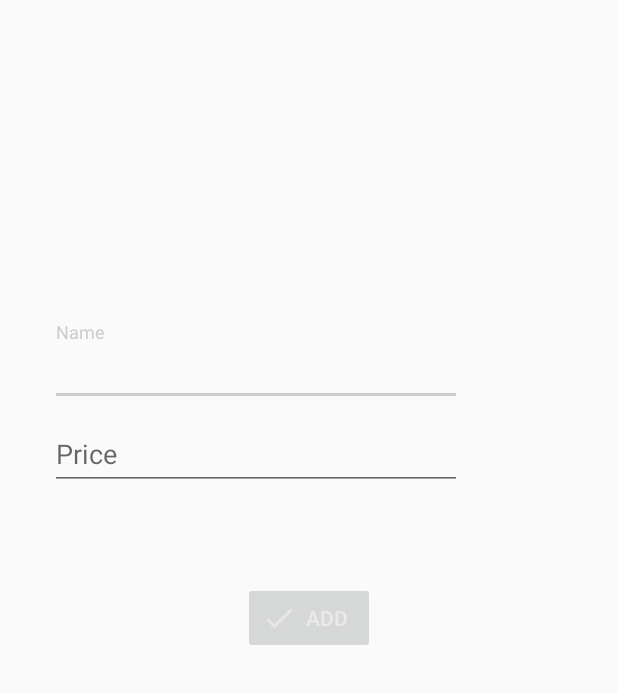
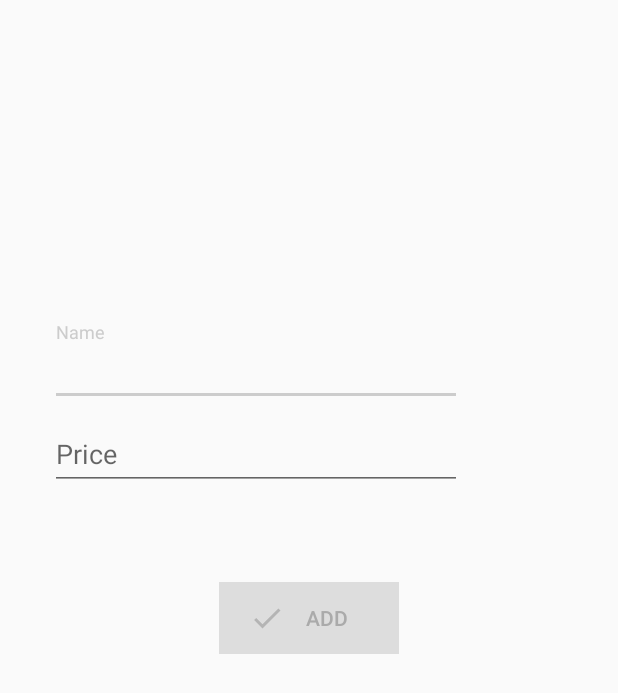
Before and after one commit to druespin/LoftMoney, an Android app: the AddItemActivity screen opened directly, with no data from a screen before it, on a phone screen of 412 x 824 dp. Shown: the top 693 px of the screen. Run offline under Robolectric (Android 15) with nearby library versions, the phone set to English and light mode, and no system bars; our stand-ins replace RxJava; network calls fail.

Commit message:
minor ui update

```diff
--- a/app/src/main/java/com/example/loftmoney/AuthActivity.kt
+++ b/app/src/main/java/com/example/loftmoney/AuthActivity.kt
@@ -6,6 +6,7 @@ import android.content.Intent
 import android.os.Bundle
 import android.util.Log
 import android.view.View.INVISIBLE
+import android.widget.Toast
 import androidx.appcompat.app.AppCompatActivity
 import com.example.loftmoney.web.ApiService
 import io.reactivex.android.schedulers.AndroidSchedulers
@@ -49,7 +50,7 @@ class AuthActivity : AppCompatActivity() {
                     Log.e("TOKEN: ", response.authToken)
 
                     startActivity(Intent(this, MainActivity::class.java))
-                    finish()
+                    overridePendingTransition(0, R.anim.fade_out)
                 }
                 else {
                     Log.e("STATUS: ", response.status)
@@ -57,7 +58,7 @@ class AuthActivity : AppCompatActivity() {
             },
                 {
 //                    btn_auth.visibility = VISIBLE
-                    it.localizedMessage
+                    Toast.makeText(this, it.localizedMessage, Toast.LENGTH_SHORT).show()
                 }
             ))
     }
--- a/app/src/main/res/color/btn_add_text_color.xml
+++ b/app/src/main/res/color/btn_add_text_color.xml
@@ -2,5 +2,5 @@
 <selector xmlns:android="http://schemas.android.com/apk/res/android">
 
     <item android:color="#7ed321" android:state_enabled="true"/>
-    <item android:color="#eaeaea" android:state_enabled="false"/>
+    <item android:color="#aaaaaa" android:state_enabled="false"/>
 </selector>
--- a/app/src/main/res/drawable-anydpi/ic_check_gray.xml
+++ b/app/src/main/res/drawable-anydpi/ic_check_gray.xml
@@ -3,7 +3,7 @@
     android:height="24dp"
     android:viewportWidth="24"
     android:viewportHeight="24"
-    android:tint="#EAEAEA"
+    android:tint="#AAAAAA"
     android:alpha="0.8">
     <path
         android:fillColor="#FF000000"
--- a/app/src/main/res/layout/activity_add_item.xml
+++ b/app/src/main/res/layout/activity_add_item.xml
@@ -45,14 +45,17 @@
 
     <Button
         android:id="@+id/btn_add_submit"
-        android:layout_width="wrap_content"
+        android:layout_width="120dp"
         android:layout_height="wrap_content"
         android:text="@string/add_item"
         android:textSize="@dimen/add_btn_txt"
-        android:enabled="false"
         android:textColor="@color/btn_add_text_color"
+        android:background="@color/btn_back_color"
         android:drawableStart="@drawable/check_add_selector"
         android:layout_centerHorizontal="true"
-        android:layout_centerVertical="true"/>
+        android:layout_centerVertical="true"
+        android:paddingStart="20dp"
+        android:paddingEnd="20dp"
+        android:enabled="false"/>
 
 </RelativeLayout>
--- a/app/src/main/res/values/colors.xml
+++ b/app/src/main/res/values/colors.xml
@@ -1,8 +1,8 @@
 <?xml version="1.0" encoding="utf-8"?>
 <resources>
     <color name="colorApp">#3574FA</color>
-    <color name="colorAppDark">#3574fa</color>
-    <color name="colorAccent">#D81B60</color>
+    <color name="colorAppDark">#3574FA</color>
+    <color name="colorAccent">#FFC107</color>
 
     <color name="item_name_color">#666664</color>
     <color name="item_price_color">#4a90e2</color>
@@ -11,4 +11,5 @@
     <color name="expense_text_color">#3574fa</color>
     <color name="income_text_color">#7ed321</color>
     <color name="white">#fff</color>
+    <color name="btn_back_color">#ddd</color>
 </resources>
--- a/app/src/main/res/values/strings.xml
+++ b/app/src/main/res/values/strings.xml
@@ -7,6 +7,6 @@
     <string name="incomes">INCOMES</string>
     <string name="toolbar_title">Budget</string>
     <string name="btn_auth_text">SIGN IN</string>
-    <string name="data_placeholder">No data saved yet</string>
+    <string name="data_placeholder">No data фвed yet</string>
     <string name="logout_text">Logout</string>
 </resources>
--- a/app/src/main/res/values/styles.xml
+++ b/app/src/main/res/values/styles.xml
@@ -6,8 +6,15 @@
         <item name="colorPrimary">@color/colorApp</item>
         <item name="colorPrimaryDark">@color/colorAppDark</item>
         <item name="colorAccent">@color/colorAccent</item>
-        <item name="actionMenuTextColor">@color/white</item>
-        <item name="android:actionMenuTextColor">@color/white</item>
+
+        <item name="android:windowDisablePreview">true</item>
+        <item name="windowActionBar">false</item>
+        <item name="android:textColorPrimary">@android:color/white</item>
+        <item name="android:textColorSecondary">@android:color/white</item>
+        <item name="android:windowNoTitle">true</item>
+
+        <item name="windowActionModeOverlay">true</item>
+        <item name="actionModeBackground">@color/colorAccent</item>
     </style>
 
     <style name="AddItemTheme" parent="Theme.AppCompat.Light.NoActionBar">
@@ -22,7 +29,6 @@
 
     <style name="ToolBarStyle" parent="Theme.AppCompat.Light.DarkActionBar">
         <item name="titleTextColor">@color/tabs_text</item>
-        <item name="actionMenuTextColor">@color/white</item>
         <item name="background">@color/colorApp</item>
     </style>
 
```
Also changed, not shown: app/src/main/java/com/example/loftmoney/web/AuthResponse.kt (deleted, +0 -9 lines), app/src/main/java/com/example/loftmoney/web/ResponseItem.kt (+5 -2 lines), app/src/main/res/anim/fade_in.xml (added, +7 -0 lines), app/src/main/res/anim/fade_out.xml (added, +7 -0 lines), 1 other file.
